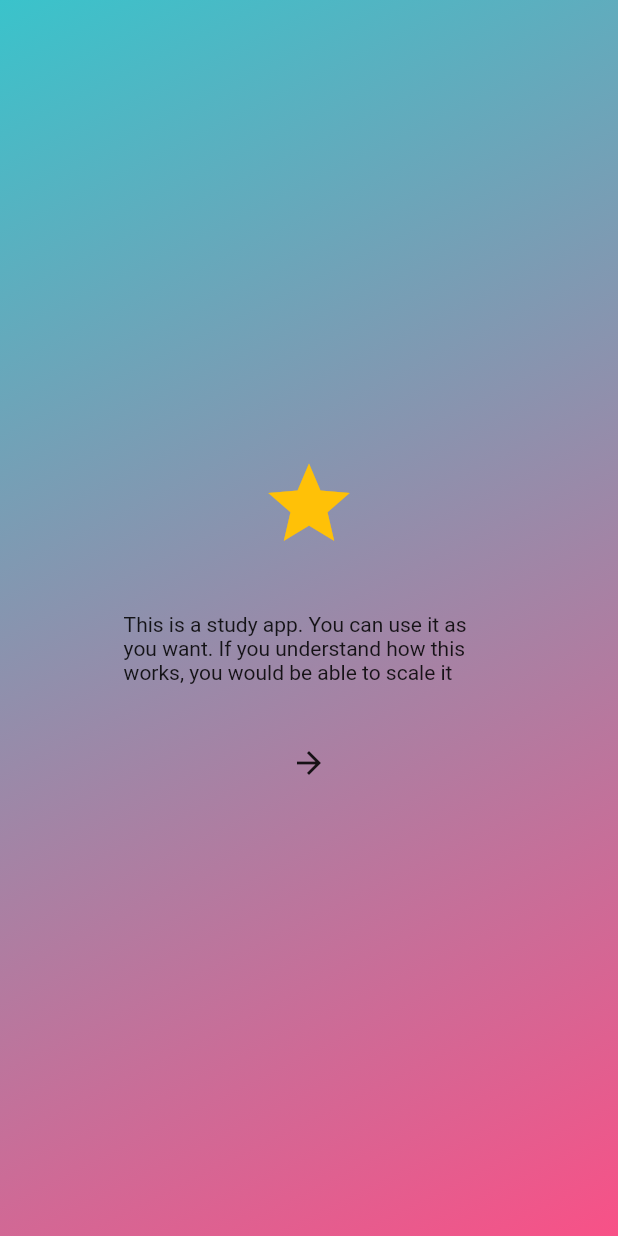
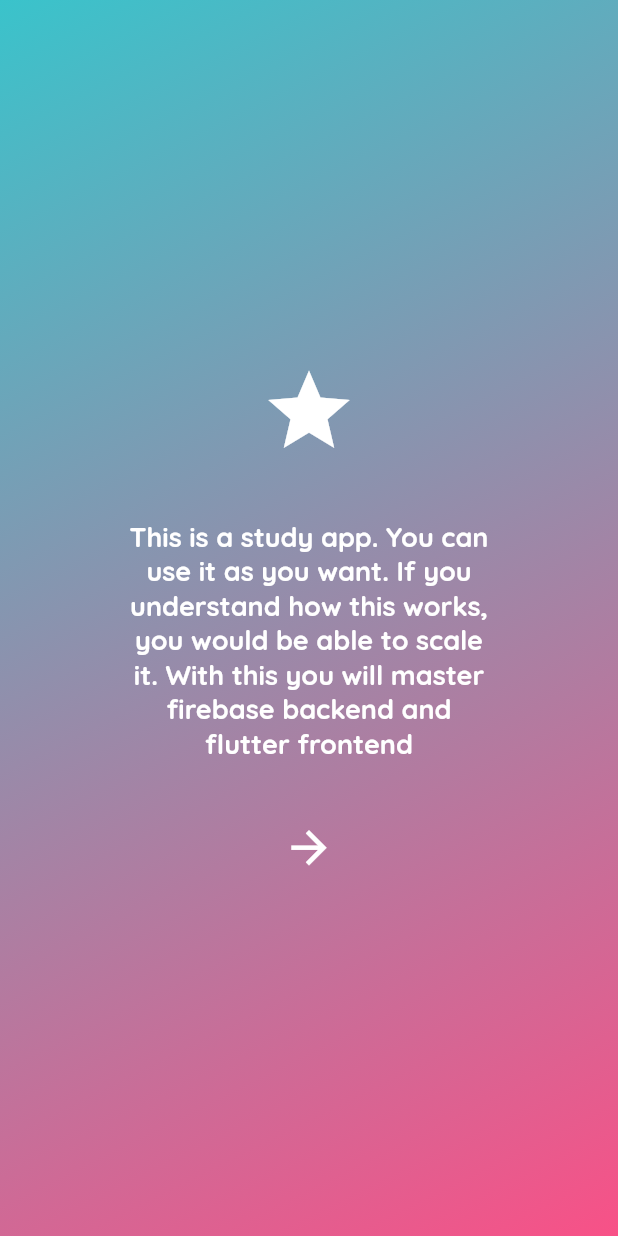
Before and after one commit to twentiecker/study-app-flutter, a Flutter app: the screen it shows after launch, on a phone screen of 412 x 824 dp. Run offline on Flutter 3.47's test engine with Material 2 defaults, Android fonts, the phone set to English and light mode, and no system bars; our stand-ins replace cloud_firestore, firebase_core, get, google_fonts; accounts and stored records are empty; project files that could hold a hidden picture were left out.

Commit message:
modify light and dark theme

```diff
--- a/lib/configs/themes/app_colors.dart
+++ b/lib/configs/themes/app_colors.dart
@@ -3,6 +3,8 @@ import 'package:flutter/material.dart';
 import 'app_dark_themes.dart';
 import 'app_light_themes.dart';
 import 'ui_parameters.dart';
+
+const Color onSurfaceTextColor = Colors.white;
 
 const mainGradientLight = LinearGradient(
     begin: Alignment.topLeft,
--- a/lib/configs/themes/app_dark_themes.dart
+++ b/lib/configs/themes/app_dark_themes.dart
@@ -1,4 +1,18 @@
 import 'dart:ui';
+
+import 'package:flutter/material.dart';
+import 'package:learning_app/configs/themes/sub_theme_data_mixin.dart';
 
 const Color primaryDarkColorDark = Color(0xFF2e3c62);
 const Color primaryColorDark = Color(0xFF99ace1);
+const Color mainTextColorDark = Color.fromARGB(255, 40, 40, 40);
+
+class DarkTheme with SubThemeData {
+  buildDarkTheme() {
+    final ThemeData systemDarkTheme = ThemeData.dark();
+    return systemDarkTheme.copyWith(
+        iconTheme: getIconTheme(),
+        textTheme: getTextThemes().apply(
+            bodyColor: mainTextColorDark, displayColor: mainTextColorDark));
+  }
+}
--- a/lib/configs/themes/app_light_themes.dart
+++ b/lib/configs/themes/app_light_themes.dart
@@ -1,4 +1,19 @@
 import 'dart:ui';
+
+import 'package:flutter/material.dart';
+import 'package:learning_app/configs/themes/sub_theme_data_mixin.dart';
 
 const Color primaryLightColorLight = Color(0xFF3ac3cb);
 const Color primaryColorLight = Color(0xFFF85187);
+const Color mainTextColorLight = Color.fromARGB(255, 40, 40, 40);
+
+/* when use mixin, we need to use "with" instead of extends */
+class LightTheme with SubThemeData {
+  buildLightTheme() {
+    final ThemeData systemLightTheme = ThemeData.light();
+    return systemLightTheme.copyWith(
+        iconTheme: getIconTheme(),
+        textTheme: getTextThemes().apply(
+            bodyColor: mainTextColorLight, displayColor: mainTextColorLight));
+  }
+}
--- /dev/null
+++ b/lib/configs/themes/sub_theme_data_mixin.dart
@@ -0,0 +1,15 @@
+import 'package:flutter/material.dart';
+import 'package:google_fonts/google_fonts.dart';
+import 'package:learning_app/configs/themes/app_colors.dart';
+
+mixin SubThemeData {
+  TextTheme getTextThemes() {
+    return GoogleFonts.quicksandTextTheme(TextTheme(
+        bodyText1: TextStyle(fontWeight: FontWeight.w400),
+        bodyText2: TextStyle(fontWeight: FontWeight.w400)));
+  }
+
+  IconThemeData getIconTheme() {
+    return IconThemeData(color: onSurfaceTextColor, size: 16);
+  }
+}
--- a/lib/main.dart
+++ b/lib/main.dart
@@ -1,6 +1,7 @@
 import 'package:firebase_core/firebase_core.dart';
 import 'package:flutter/material.dart';
 import 'package:get/get.dart';
+import 'package:learning_app/configs/themes/app_light_themes.dart';
 import 'package:learning_app/controllers/question_paper/data_uploader_screen.dart';
 import 'package:learning_app/firebase_options.dart';
 import 'package:learning_app/routes/app_routes.dart';
@@ -8,6 +9,7 @@ import 'package:learning_app/screens/introduction/introduction_screen.dart';
 import 'package:learning_app/screens/splash/splash_screen.dart';
 
 import 'bindings/initial_bindings.dart';
+import 'configs/themes/app_dark_themes.dart';
 
 void main() {
   WidgetsFlutterBinding.ensureInitialized();
@@ -30,6 +32,8 @@ class MyApp extends StatelessWidget {
   @override
   Widget build(BuildContext context) {
     return GetMaterialApp(
+      theme: LightTheme().buildLightTheme(),
+      // theme: DarkTheme().buildDarkTheme(),
       getPages: AppRoutes.routes(),
     );
 
--- a/lib/screens/introduction/introduction_screen.dart
+++ b/lib/screens/introduction/introduction_screen.dart
@@ -21,16 +21,22 @@ class IntroductionScreen extends StatelessWidget {
             Icon(
               Icons.star,
               size: 65,
-              color: Colors.amber,
             ),
             SizedBox(height: 40),
             Text(
-                'This is a study app. You can use it as you want. If you understand how this works, you would be able to scale it'),
+              'This is a study app. You can use it as you want. If you understand how this works, you would be able to scale it. With this you will master firebase backend and flutter frontend',
+              textAlign: TextAlign.center,
+              style: TextStyle(
+                  fontSize: 18,
+                  color: onSurfaceTextColor,
+                  fontWeight: FontWeight.bold),
+            ),
             SizedBox(height: 40),
             AppCircleButton(
               onTap: () => null,
               child: Icon(
                 Icons.arrow_forward,
+                size: 35,
               ),
             )
           ],
--- a/pubspec.yaml
+++ b/pubspec.yaml
@@ -39,6 +39,7 @@ dependencies:
   firebase_core: ^2.7.1
   get: ^4.6.5
   cloud_firestore: ^4.4.4
+  google_fonts: ^4.0.3
 
 dev_dependencies:
   flutter_test:
```
Also changed, not shown: pubspec.lock.
